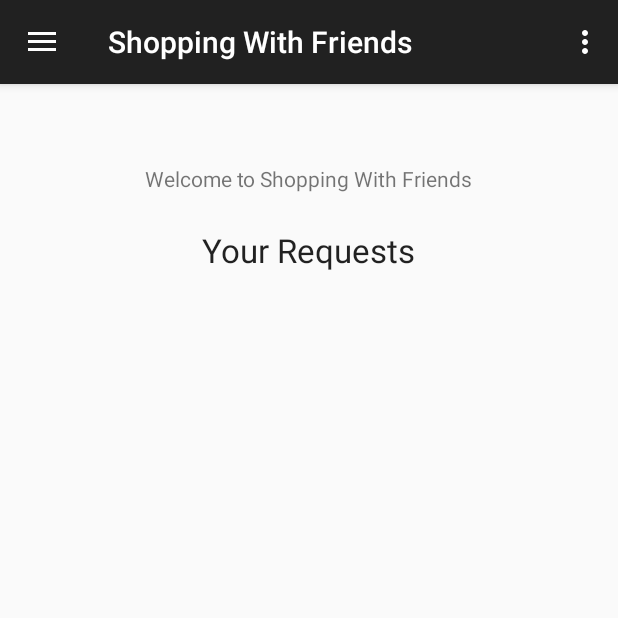
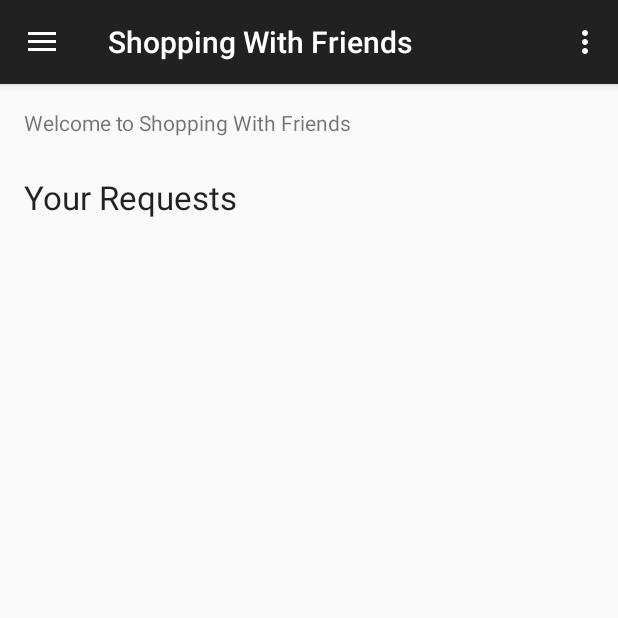
Before and after one commit to jessrosenfield/2340, an Android app: the screen it shows after launch (ApplicationScreen), on a phone screen of 412 x 824 dp, the top half of it. Run offline under Robolectric (Android 15) with nearby library versions, the phone set to English and light mode, and no system bars; libraries missing offline, so code that uses them is left out: com.firebase.client; 2 statements that could not run were skipped.

Commit message:
Stylistic changes, removed unused imports.

```diff
--- a/app/src/main/java/com/gatech/objectsanddesign/shoppingwithfriends/FirebaseInterfacer.java
+++ b/app/src/main/java/com/gatech/objectsanddesign/shoppingwithfriends/FirebaseInterfacer.java
@@ -1,7 +1,6 @@
 package com.gatech.objectsanddesign.shoppingwithfriends;
 
 import android.content.Context;
-import android.util.Log;
 import android.widget.ArrayAdapter;
 import android.widget.TextView;
 import android.widget.Toast;
--- a/app/src/main/java/com/gatech/objectsanddesign/shoppingwithfriends/FriendList.java
+++ b/app/src/main/java/com/gatech/objectsanddesign/shoppingwithfriends/FriendList.java
@@ -13,9 +13,6 @@ import android.widget.ArrayAdapter;
 import android.widget.ListView;
 
 import com.firebase.client.Firebase;
-
-import java.util.ArrayList;
-import java.util.List;
 
 /**
  * UI class to display the list of friends retrieved from firebase
--- a/app/src/main/java/com/gatech/objectsanddesign/shoppingwithfriends/FriendSearch.java
+++ b/app/src/main/java/com/gatech/objectsanddesign/shoppingwithfriends/FriendSearch.java
@@ -4,7 +4,6 @@ import android.app.Activity;
 import android.content.Context;
 import android.os.Bundle;
 import android.support.v4.app.Fragment;
-import android.util.Log;
 import android.view.LayoutInflater;
 import android.view.Menu;
 import android.view.MenuItem;
@@ -16,7 +15,6 @@ import android.widget.ArrayAdapter;
 import android.widget.Button;
 import android.widget.EditText;
 import android.widget.ListView;
-import android.widget.Toast;
 
 import com.firebase.client.Firebase;
 
--- a/app/src/main/java/com/gatech/objectsanddesign/shoppingwithfriends/NewRequest.java
+++ b/app/src/main/java/com/gatech/objectsanddesign/shoppingwithfriends/NewRequest.java
@@ -1,15 +1,12 @@
 package com.gatech.objectsanddesign.shoppingwithfriends;
 
-import android.support.v7.app.ActionBarActivity;
-import android.support.v7.app.ActionBar;
+import android.os.Bundle;
 import android.support.v4.app.Fragment;
-import android.os.Bundle;
 import android.view.LayoutInflater;
 import android.view.Menu;
 import android.view.MenuItem;
 import android.view.View;
 import android.view.ViewGroup;
-import android.os.Build;
 import android.widget.Button;
 import android.widget.EditText;
 import android.widget.Toast;
--- a/app/src/main/res/layout/fragment_application_screen.xml
+++ b/app/src/main/res/layout/fragment_application_screen.xml
@@ -1,25 +1,18 @@
-<RelativeLayout xmlns:android="http://schemas.android.com/apk/res/android"
+<LinearLayout xmlns:android="http://schemas.android.com/apk/res/android"
     xmlns:tools="http://schemas.android.com/tools" android:layout_width="match_parent"
     android:layout_height="match_parent" android:paddingLeft="@dimen/activity_horizontal_margin"
     android:paddingRight="@dimen/activity_horizontal_margin"
     android:paddingTop="@dimen/activity_vertical_margin"
     android:paddingBottom="@dimen/activity_vertical_margin"
+    android:orientation="vertical"
     tools:context="com.gatech.objectsanddesign.shoppingwithfriends.ApplicationScreen$PlaceholderFragment">
 
-    <TextView android:text="@string/welcome" android:layout_width="wrap_content"
+    <TextView android:text="@string/welcome" android:layout_width="match_parent"
         android:layout_height="wrap_content"
         android:id="@+id/welcome"
-        android:layout_marginTop="37dp"
         android:layout_alignParentTop="true"
-        android:layout_centerHorizontal="true" />
-
-    <ListView
-        android:layout_width="wrap_content"
-        android:layout_height="wrap_content"
-        android:id="@+id/requests_list"
-        android:layout_below="@+id/welcome"
-        android:layout_centerHorizontal="true"
-        android:layout_marginTop="48dp" />
+        android:layout_alignParentLeft="true"
+        android:layout_alignParentStart="true" />
 
     <TextView
         android:layout_width="wrap_content"
@@ -27,8 +20,13 @@
         android:textAppearance="?android:attr/textAppearanceLarge"
         android:text="@string/your_requests"
         android:id="@+id/your_requests"
-        android:layout_below="@+id/welcome"
-        android:layout_centerHorizontal="true"
-        android:layout_marginTop="23dp" />
+        android:layout_marginTop="25dp"
+        android:layout_centerHorizontal="true" />
 
-</RelativeLayout>
+    <ListView
+        android:layout_width="wrap_content"
+        android:layout_height="wrap_content"
+        android:id="@+id/requests_list"
+        android:layout_centerHorizontal="true" />
+
+</LinearLayout>
```
Also changed, not shown: app/src/main/java/com/gatech/objectsanddesign/shoppingwithfriends/ApplicationScreen.java (+0 -7 lines), app/src/main/java/com/gatech/objectsanddesign/shoppingwithfriends/NavigationActivity.java (+6 -4 lines), 2 other files.
